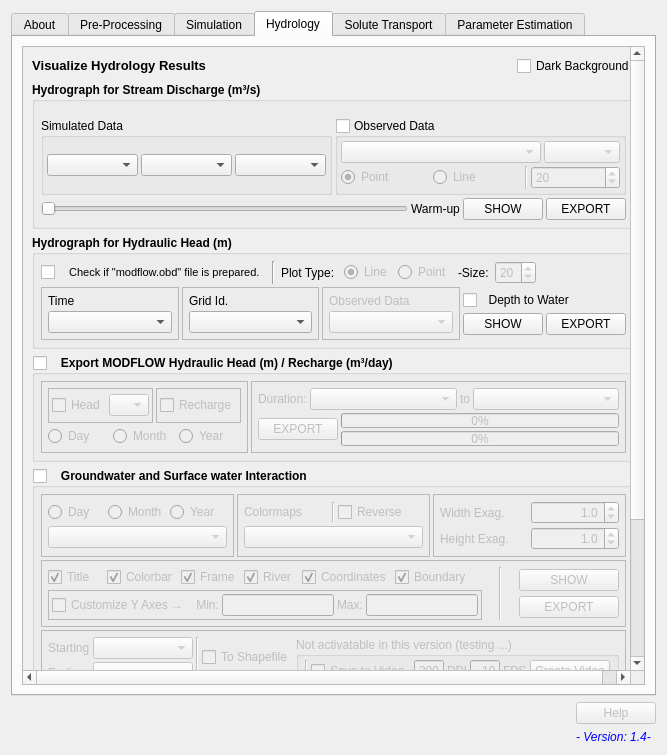
First picture: the form in APEXMOD/APEXMOD_dialog_base.ui, repository spark-brc/APEXMOD-plugin, before the edit.
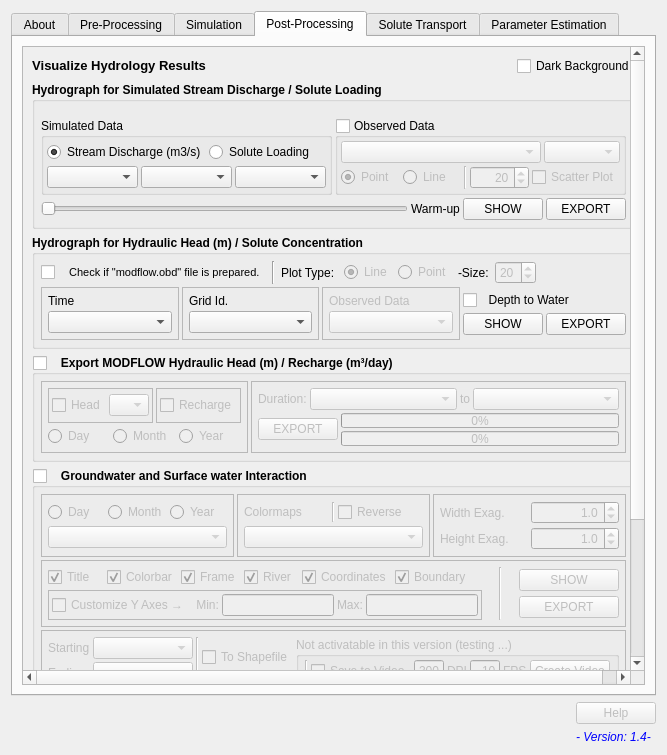
Second picture: the form after the edit. The open tabs and pages were chosen to show the change. Icons and pictures are not drawn. Custom widgets are drawn as their Qt base class.

Diff of the .ui file:
```diff
--- a/APEXMOD/APEXMOD_dialog_base.ui
+++ b/APEXMOD/APEXMOD_dialog_base.ui
@@ -4044,7 +4044,7 @@
      </widget>
      <widget class="QWidget" name="tab_4">
       <attribute name="title">
-       <string>Hydrology</string>
+       <string>Post-Processing</string>
       </attribute>
       <layout class="QVBoxLayout" name="verticalLayout_25">
        <item>
@@ -4124,7 +4124,7 @@
               </font>
              </property>
              <property name="title">
-              <string>Hydrograph for Stream Discharge (m³/s)</string>
+              <string>Hydrograph for Simulated Stream Discharge / Solute Loading</string>
              </property>
              <layout class="QVBoxLayout" name="verticalLayout_26">
               <property name="spacing">
@@ -4158,7 +4158,7 @@
                   <property name="title">
                    <string>Simulated Data</string>
                   </property>
-                  <layout class="QHBoxLayout" name="horizontalLayout_82">
+                  <layout class="QVBoxLayout" name="verticalLayout_55">
                    <property name="spacing">
                     <number>3</number>
                    </property>
@@ -4175,13 +4175,47 @@
                     <number>3</number>
                    </property>
                    <item>
-                    <widget class="QComboBox" name="comboBox_cha_time"/>
+                    <layout class="QHBoxLayout" name="horizontalLayout_82">
+                     <item>
+                      <widget class="QRadioButton" name="radioButton">
+                       <property name="text">
+                        <string>Stream Discharge (m3/s)</string>
+                       </property>
+                       <property name="checked">
+                        <bool>true</bool>
+                       </property>
+                       <attribute name="buttonGroup">
+                        <string notr="true">buttonGroup_hydrograph</string>
+                       </attribute>
+                      </widget>
+                     </item>
+                     <item>
+                      <widget class="QRadioButton" name="radioButton_2">
+                       <property name="text">
+                        <string>Solute Loading</string>
+                       </property>
+                       <property name="checked">
+                        <bool>false</bool>
+                       </property>
+                       <attribute name="buttonGroup">
+                        <string notr="true">buttonGroup_hydrograph</string>
+                       </attribute>
+                      </widget>
+                     </item>
+                    </layout>
                    </item>
                    <item>
-                    <widget class="QComboBox" name="comboBox_cha_sub_no"/>
-                   </item>
-                   <item>
-                    <widget class="QComboBox" name="comboBox_cha_vars"/>
+                    <layout class="QHBoxLayout" name="horizontalLayout_55">
+                     <item>
+                      <widget class="QComboBox" name="comboBox_cha_time"/>
+                     </item>
+                     <item>
+                      <widget class="QComboBox" name="comboBox_cha_sub_no"/>
+                     </item>
+                     <item>
+                      <widget class="QComboBox" name="comboBox_cha_vars"/>
+                     </item>
+                    </layout>
                    </item>
                   </layout>
                  </widget>
@@ -4279,11 +4313,21 @@
                      </item>
                      <item>
                       <widget class="QSpinBox" name="spinBox_cha_obd_size">
+                       <property name="alignment">
+                        <set>Qt::AlignRight|Qt::AlignTrailing|Qt::AlignVCenter</set>
+                       </property>
                        <property name="value">
                         <number>20</number>
                        </property>
                       </widget>
                      </item>
+                     <item>
+                      <widget class="QCheckBox" name="checkBox_hydro_scatter">
+                       <property name="text">
+                        <string>Scatter Plot</string>
+                       </property>
+                      </widget>
+                     </item>
                     </layout>
                    </item>
                   </layout>
@@ -4425,7 +4469,7 @@
               </font>
              </property>
              <property name="title">
-              <string>Hydrograph for Hydraulic Head (m)</string>
+              <string>Hydrograph for Hydraulic Head (m) / Solute Concentration</string>
              </property>
              <layout class="QVBoxLayout" name="verticalLayout_27">
               <property name="spacing">
```
Left out of the diff: 19 changed lines with no effect on the pictures.
